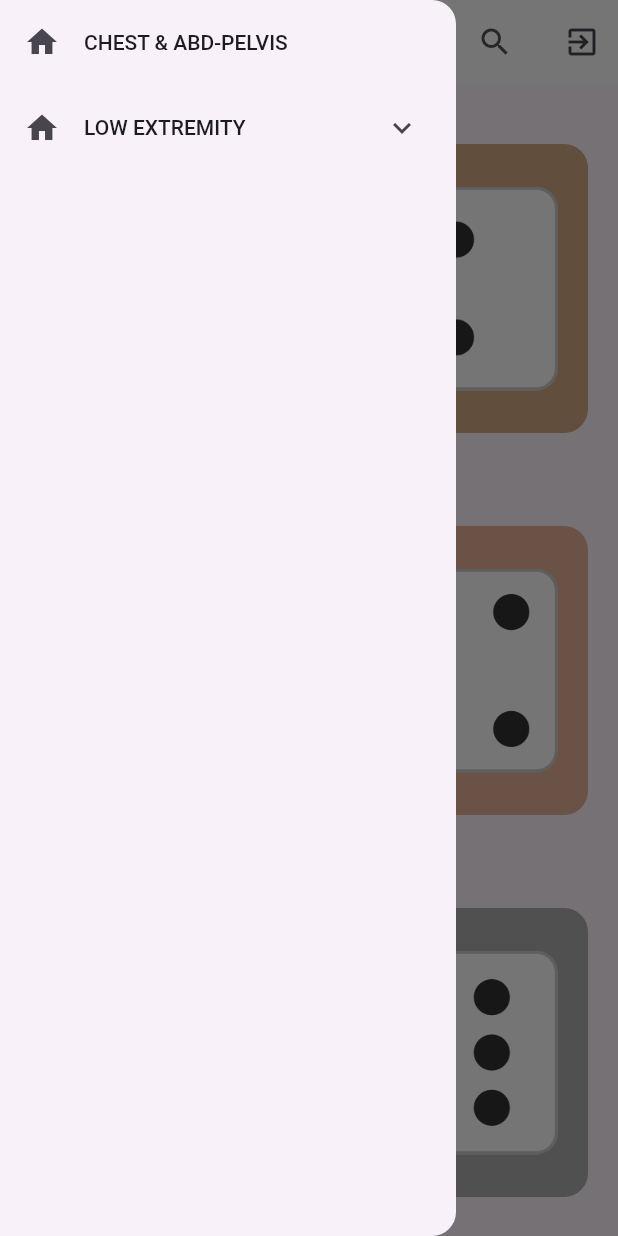
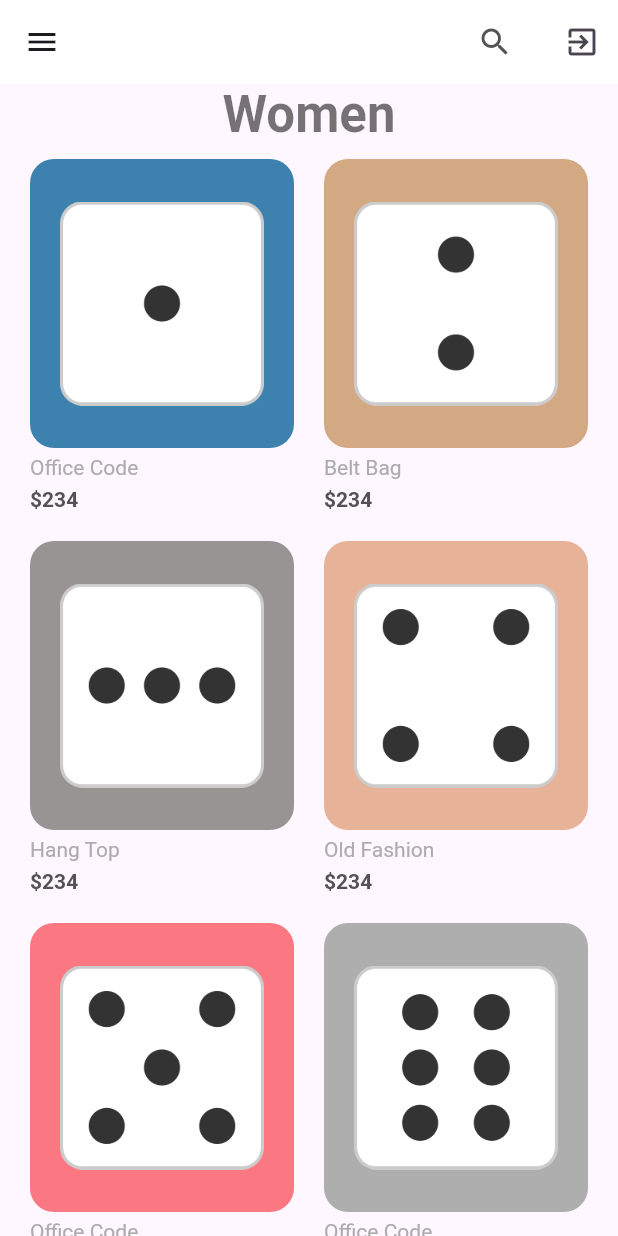
Before and after one commit to pinojun/x_ray-project, a Flutter app: the screen it shows after launch, in the side drawer, after a tap on "CHEST & ABD-PELVIS", on a phone screen of 412 x 824 dp. Run offline on Flutter 3.47's test engine with Material 2 defaults, Android fonts, the phone set to English and light mode, and no system bars.

Commit message:
3rd commit

```diff
--- a/lib/main.dart
+++ b/lib/main.dart
@@ -20,7 +20,7 @@ class MyApp extends StatelessWidget {
         colorScheme: ColorScheme.fromSeed(seedColor: Colors.deepPurple),
         useMaterial3: true,
       ),
-      home: const HomeScreen(),
+      home: HomeScreen(),
     );
   }
 }
--- a/lib/screens/home/components/body.dart
+++ /dev/null
@@ -1,97 +0,0 @@
-import 'package:flutter/material.dart';
-import 'package:x_ray/constants.dart';
-import 'package:x_ray/models/Product.dart';
-import 'package:x_ray/screens/details/details_screen.dart';
-
-import 'package:x_ray/screens/home/components/item_card.dart';
-
-class Body extends StatefulWidget {
-  const Body({super.key});
-
-  @override
-  State<Body> createState() => _BodyState();
-}
-
-class _BodyState extends State<Body> {
-  List<Product> selectedProducts = [];
-  //Product class로 selectedproducts 라는 변수 생성
-
-  @override
-  void initState() {
-    // Initialize the selectedProducts with products1 as the default choice.
-    selectedProducts = products1;
-    super.initState();
-  }
-
-  void switchProducts(List<Product> newProducts) {
-    //버튼을 클릭하면 새로운 products값을 벋아서 selectedProducts에 할당하는 메소드
-    setState(() {
-      selectedProducts = newProducts;
-    });
-  }
-
-  @override
-  Widget build(BuildContext context) {
-    return Column(
-      children: [
-        Padding(
-          padding: const EdgeInsets.symmetric(horizontal: kDefaultPaddin),
-          child: Text(
-            "Women",
-            style: Theme.of(context)
-                .textTheme
-                .headlineMedium
-                ?.copyWith(fontWeight: FontWeight.bold),
-          ),
-        ),
-        // Row(
-        //   mainAxisAlignment: MainAxisAlignment.spaceEvenly,
-        //   children: [
-        //     MyButton(text: Text('111'),
-        //         onPressed: (){
-        //          switchProducts(products1); // Switch to products1
-        //         },
-        //         ),
-        //     MyButton(text: Text('222'),
-        //       onPressed: (){
-        //         switchProducts(products2); // Switch to products2
-        //       },
-        //     ) ,
-        //     MyButton(text: Text('333'),
-        //       onPressed: (){
-        //         switchProducts(products3); // Switch to products3
-        //       },
-        //     ) ,
-        //
-        //
-        //    ],
-        // ),
-        Expanded(
-          child: Padding(
-            padding: const EdgeInsets.symmetric(horizontal: kDefaultPaddin),
-            child: GridView.builder(
-              itemCount: selectedProducts.length,
-              gridDelegate: SliverGridDelegateWithFixedCrossAxisCount(
-                crossAxisCount: 2,
-                mainAxisSpacing: kDefaultPaddin,
-                crossAxisSpacing: kDefaultPaddin,
-                childAspectRatio: 0.75,
-              ),
-              itemBuilder: (context, index) => ItemCard(
-                product: selectedProducts[index],
-                press: () => Navigator.push(
-                  context,
-                  MaterialPageRoute(
-                    builder: (context) => DetailsScreen(
-                      product: selectedProducts[index],
-                    ),
-                  ),
-                ),
-              ),
-            ),
-          ),
-        ),
-      ],
-    );
-  }
-}
--- a/lib/screens/home/home_screen.dart
+++ b/lib/screens/home/home_screen.dart
@@ -1,9 +1,34 @@
 import 'package:flutter/material.dart';
 import 'package:x_ray/constants.dart';
-import 'package:x_ray/screens/home/components/body.dart';
+import 'package:x_ray/models/Product.dart';
+import 'package:x_ray/screens/details/details_screen.dart';
+import 'package:x_ray/screens/home/components/item_card.dart';
 
-class HomeScreen extends StatelessWidget {
-  const HomeScreen({super.key});
+class HomeScreen extends StatefulWidget {
+  HomeScreen({super.key});
+
+  @override
+  State<HomeScreen> createState() => _HomeScreenState();
+}
+
+class _HomeScreenState extends State<HomeScreen> {
+  List<Product> selectedProducts = [];
+  //Product class로 selectedproducts 라는 변수 생성
+
+  @override
+  void initState() {
+    // Initialize the selectedProducts with products1 as the default choice.
+    selectedProducts = products1;
+    super.initState();
+  }
+
+  void switchProducts(List<Product> newProducts) {
+    //버튼을 클릭하면 새로운 products값이 switchProducts 인스턴스의
+    // 인자값으로 들어와서 selectedProducts에 할당된다.
+    setState(() {
+      selectedProducts = newProducts;
+    });
+  }
 
   @override
   Widget build(BuildContext context) {
@@ -15,30 +40,78 @@ class HomeScreen extends StatelessWidget {
             ListTile(
                 leading: Icon(Icons.home),
                 title: Text('CHEST & ABD-PELVIS'),
-                onTap: () {}),
+                onTap: () {
+                  switchProducts(products1);
+                  Navigator.pop(context);
+                }),
             ExpansionTile(
               title: Text('LOW EXTREMITY'),
               leading: Icon(Icons.home),
               childrenPadding: EdgeInsets.only(left: 60),
               children: [
                 ListTile(
-                  title: Text('FOOT'),
-                  onTap: () {},
-                ),
+                    title: Text('FOOT'),
+                    onTap: () {
+                      switchProducts(products2);
+                      Navigator.pop(context);
+                    }),
                 ListTile(
-                  title: Text('ANKLE'),
-                  onTap: () {},
-                ),
+                    title: Text('ANKLE'),
+                    onTap: () {
+                      switchProducts(products3);
+                      Navigator.pop(context);
+                    }),
                 ListTile(
-                  title: Text('KNEE'),
-                  onTap: () {},
-                ),
+                    title: Text('KNEE'),
+                    onTap: () {
+                      switchProducts(products1);
+                      Navigator.pop(context);
+                    }),
               ],
             )
           ],
         ),
       ),
-      body: Body(),
+      body: Column(
+        children: [
+          Padding(
+            padding: const EdgeInsets.symmetric(horizontal: kDefaultPaddin),
+            child: Text(
+              "Women",
+              style: Theme.of(context)
+                  .textTheme
+                  .headlineMedium
+                  ?.copyWith(fontWeight: FontWeight.bold),
+            ),
+          ),
+          SizedBox(height: 10),
+          Expanded(
+            child: Padding(
+              padding: const EdgeInsets.symmetric(horizontal: kDefaultPaddin),
+              child: GridView.builder(
+                itemCount: selectedProducts.length,
+                gridDelegate: SliverGridDelegateWithFixedCrossAxisCount(
+                  crossAxisCount: 2,
+                  mainAxisSpacing: kDefaultPaddin,
+                  crossAxisSpacing: kDefaultPaddin,
+                  childAspectRatio: 0.75,
+                ),
+                itemBuilder: (context, index) => ItemCard(
+                  product: selectedProducts[index],
+                  press: () => Navigator.push(
+                    context,
+                    MaterialPageRoute(
+                      builder: (context) => DetailsScreen(
+                        product: selectedProducts[index],
+                      ),
+                    ),
+                  ),
+                ),
+              ),
+            ),
+          ),
+        ],
+      ),
     );
   }
 
```
